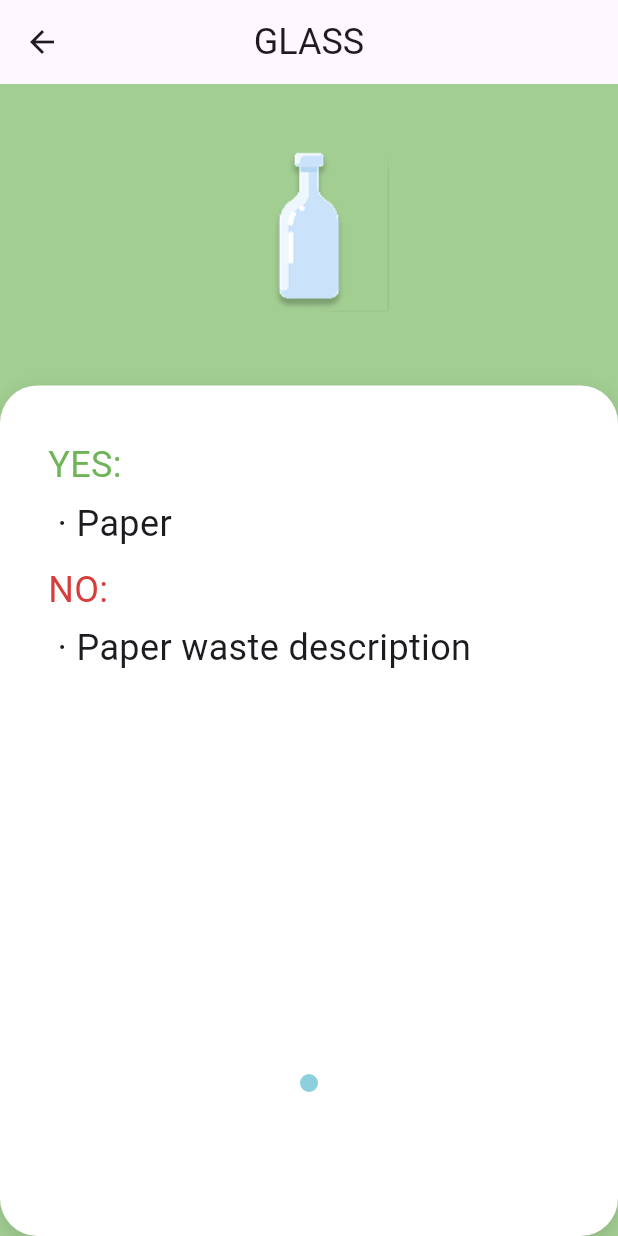
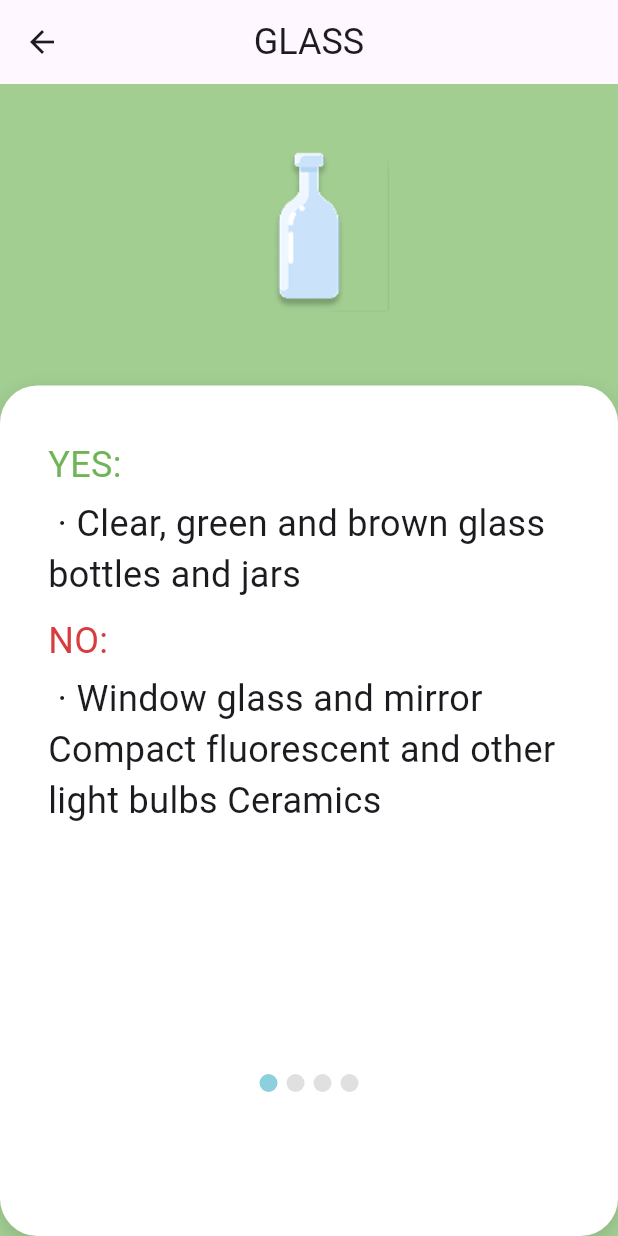
Before and after one commit to SaparbayevSarvarbek/Recycling-App, a Flutter app: the screen it shows after launch, after a tap on "GLASS", on a phone screen of 412 x 824 dp. Run offline on Flutter 3.47's test engine with Material 3 defaults, Android fonts, the phone set to English and light mode, and no system bars; our stand-ins replace google_fonts, google_maps_flutter, location, shared_preferences, sqflite; missing offline and left inert: mobile_scanner; accounts and stored records are empty; Roboto replaces fonts that are missing (SeoulNamsan).

Commit message:
update project

```diff
--- a/lib/main.dart
+++ b/lib/main.dart
@@ -1,5 +1,4 @@
 import 'package:flutter/material.dart';
-import 'package:google_fonts/google_fonts.dart';
 import 'package:recyceling_app/services/db_helper.dart';
 import 'package:recyceling_app/views/home_page.dart';
 import 'package:shared_preferences/shared_preferences.dart';
@@ -135,40 +134,110 @@ Future<void> addInitialCategoriesOnce() async {
       groupId: 4,
       imagePath: 'assets/images/recycle10.png',
       title:
-          'Mixed Paper: advertisements, direct mail, office paper, stationary, emvelopes, paper bags, gift wrap Magazines, newspaper, catalogs, and telephone books',
+          'Mixed Paper: advertisements, direct mail, office paper, newspaper, catalogs, and telephone books',
       description:
           'Disposable diapers or rags soiled items such as pizza boxes, napkins, and tissues',
     ));
     await db.insertCategory(CategoryItem(
       groupId: 5,
+      imagePath: 'assets/images/paper.png',
+      title:
+          'Mixed Paper: advertisements, stationary, emvelopes, and telephone books',
+      description:
+          'Disposable diapers or rags soiled items such, napkins, and tissues',
+    ));
+    await db.insertCategory(CategoryItem(
+      groupId: 5,
       imagePath: 'assets/images/recycle10.png',
       title:
-          'Mixed Paper: advertisements, direct mail, office paper, stationary, emvelopes, paper bags, gift wrap Magazines, newspaper, catalogs, and telephone books',
+      'PAPERBOARD COMMON ITEMS: ',
       description:
-          'Disposable diapers or rags soiled items such as pizza boxes, napkins, and tissues',
+      'cereal boxes snack boxes',
+    ));
+    await db.insertCategory(CategoryItem(
+      groupId: 5,
+      imagePath: 'assets/images/recycle10.png',
+      title:
+      'PAPER COMMON ITEMS: ',
+      description:
+      'Newspaper books/magazines wrapping paper wallpaper paper bags paper straws',
     ));
     await db.insertCategory(CategoryItem(
       groupId: 6,
       imagePath: 'assets/images/glass.png',
-      title: 'Paper',
-      description: 'Paper waste description',
+      title: 'Clear, green and brown glass bottles and jars',
+      description: 'Window glass and mirror Compact fluorescent and other light bulbs Ceramics',
+    ));
+    await db.insertCategory(CategoryItem(
+      groupId: 6,
+      imagePath: 'assets/images/recycle10.png',
+      title:
+      'CLEAR GLASS ITEMS: ',
+      description:
+      'food storage jars',
+    ));
+    await db.insertCategory(CategoryItem(
+      groupId: 6,
+      imagePath: 'assets/images/recycle10.png',
+      title:
+      'GREEN GLASS ITEMS: ',
+      description:
+      'wine bottles',
+    ));
+    await db.insertCategory(CategoryItem(
+      groupId: 6,
+      imagePath: 'assets/images/recycle10.png',
+      title:
+      'BROWN GLASS ITEMS: ',
+      description:
+      'beer, light-sensitive products',
     ));
     await db.insertCategory(CategoryItem(
       groupId: 7,
       imagePath: 'assets/images/electric.png',
-      title: 'Paper',
-      description: 'Paper waste description',
+      title: 'Most electronic devices',
+      description: 'LCD televisions and monitors Old televisions pre 1991',
     ));
     await db.insertCategory(CategoryItem(
       groupId: 8,
       imagePath: 'assets/images/organic.png',
-      title: 'Paper',
-      description: 'Paper waste description',
+      title: 'Materials made out of wood, cork, cotton, and jute ',
+      description: 'Items that have other materials than what is listed above',
+    ));
+    await db.insertCategory(CategoryItem(
+      groupId: 8,
+      imagePath: 'assets/images/recycle10.png',
+      title: 'WOOD COMMON ITEMS: ',
+      description: 'Furniture chopping boards brooms pencils spoons ',
+    ));
+    await db.insertCategory(CategoryItem(
+      groupId: 8,
+      imagePath: 'assets/images/recycle10.png',
+      title: 'WOOD COMMON ITEMS: ',
+      description: 'Furniture chopping boards brooms pencils spoons ',
+    ));
+    await db.insertCategory(CategoryItem(
+      groupId: 8,
+      imagePath: 'assets/images/recycle10.png',
+      title: 'CORK COMMON ITEMS: ',
+      description: 'Bottle stoppers placemats construction material',
+    ));
+    await db.insertCategory(CategoryItem(
+      groupId: 8,
+      imagePath: 'assets/images/recycle10.png',
+      title: 'COTTON COMMON ITEMS: ',
+      description: 'towels t-shirts swabs pads',
+    ));
+    await db.insertCategory(CategoryItem(
+      groupId: 8,
+      imagePath: 'assets/images/recycle10.png',
+      title: 'JUTE COMMON ITEMS: ',
+      description: 'Clothing',
     ));
 
     await DBHelper().insertBin(Bin(
-      name: 'Recycling Center for ',
-      description: 'Location: 123 xxx Street, State College, PA',
+      name: 'Location: 123 xxx Street, State College, PA ',
+      description: 'Metal,Paper',
       latitude: 41.555314,
       longitude: 60.620246,
       imagePath: 'assets/images/bin.png',
@@ -183,8 +252,8 @@ Future<void> addInitialCategoriesOnce() async {
       ],
     ));
     await DBHelper().insertBin(Bin(
-      name: 'Recycling Center for ',
-      description: 'Accepts paper and plastic.',
+      name: 'Location: 123 xxx Street, State College, PA',
+      description: 'Plastic Glass',
       latitude: 41.553018,
       longitude: 60.619688,
       imagePath: 'assets/images/bin.png',
@@ -199,51 +268,51 @@ Future<void> addInitialCategoriesOnce() async {
       ],
     ));
     await DBHelper().insertBin(Bin(
-      name: 'Recycling Center for ',
-      description: 'Accepts paper and plastic.',
+      name: 'Location: 123 xxx Street, State College, PA',
+      description: 'Cardboard Glass',
       latitude: 41.554118,
       longitude: 60.618594,
       imagePath: 'assets/images/bin.png',
       category: 'Mixed',
       instructions: [
         Instruction(
-            binId: 1,
+            binId: 2,
             name: 'For cardboard',
             imagePath: 'assets/images/in1.png'),
         Instruction(
-            binId: 1, name: 'For plastic', imagePath: 'assets/images/in2.png'),
+            binId: 2, name: 'For plastic', imagePath: 'assets/images/in2.png'),
       ],
     ));
     await DBHelper().insertBin(Bin(
-      name: 'Recycling Center for ',
-      description: 'Accepts paper and plastic.',
+      name: 'Location: 123 xxx Street, State College, PA',
+      description: 'Paper Electric',
       latitude: 41.553331,
       longitude: 60.619345,
       imagePath: 'assets/images/bin.png',
       category: 'Mixed',
       instructions: [
         Instruction(
-            binId: 1,
+            binId: 3,
             name: 'For cardboard',
             imagePath: 'assets/images/in1.png'),
         Instruction(
-            binId: 1, name: 'For plastic', imagePath: 'assets/images/in2.png'),
+            binId: 3, name: 'For plastic', imagePath: 'assets/images/in2.png'),
       ],
     ));
     await DBHelper().insertBin(Bin(
-      name: 'Recycling Center for ',
-      description: 'Accepts paper and plastic.',
+      name: 'Location: 123 xxx Street, State College, PA',
+      description: 'Electronic Organic',
       latitude: 41.554833,
       longitude: 60.620053,
       imagePath: 'assets/images/bin.png',
       category: 'Mixed',
       instructions: [
         Instruction(
-            binId: 1,
+            binId: 4,
             name: 'For cardboard',
             imagePath: 'assets/images/in1.png'),
         Instruction(
-            binId: 1, name: 'For plastic', imagePath: 'assets/images/in2.png'),
+            binId: 4, name: 'For plastic', imagePath: 'assets/images/in2.png'),
       ],
     ));
     await prefs.setBool('isCategoryInserted', true);
```
Also changed, not shown: lib/viewmodels/corner_pointer.dart (added, +35 -0 lines), lib/views/location_page.dart (+191 -85 lines), lib/views/qr_scanner_page.dart (+11 -15 lines), lib/views/scan_info_page.dart (+38 -33 lines), lib/widgets/location_detalis_widget.dart (added, +165 -0 lines), assets/images/close.png (added), assets/images/fullscreen.png (added), assets/images/info_scan_img.png (added), assets/images/user_location.png (added).
